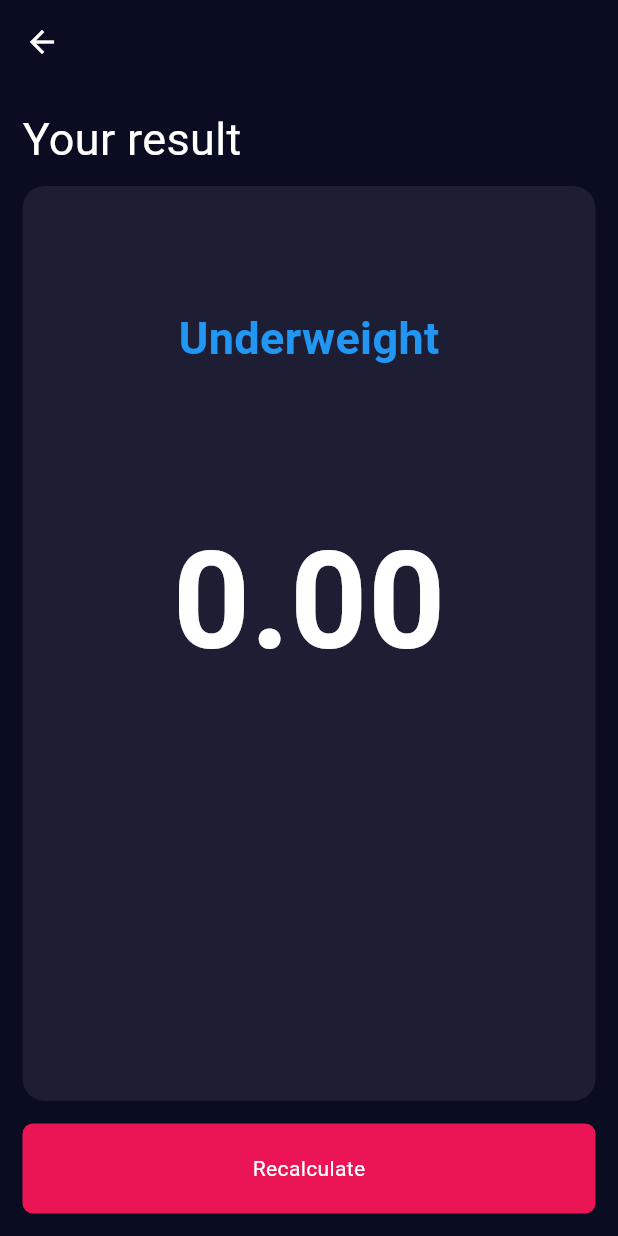
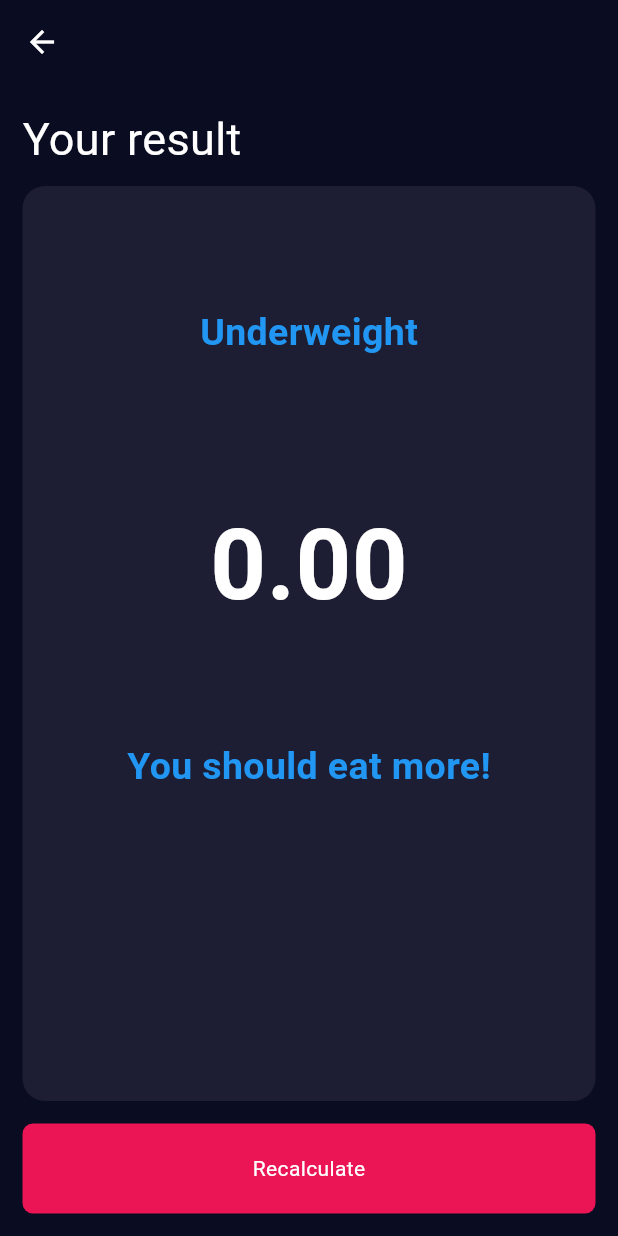
Before and after one commit to abka1rino/bmi_calculator, a Flutter app: the screen it shows after launch, after a tap on "Calculate", on a phone screen of 412 x 824 dp. Run offline on Flutter 3.47's test engine with Material 3 defaults, Android fonts, the phone set to English and light mode, and no system bars.

Commit message:
bmi statue model

```diff
--- /dev/null
+++ b/lib/Model/bmiStatue.dart
@@ -0,0 +1,7 @@
+import 'package:flutter/material.dart';
+
+class BmiStatueAndadvice {
+  String? statue;
+  String? advice;
+  Color? color;
+}
--- a/lib/pages/result_page.dart
+++ b/lib/pages/result_page.dart
@@ -1,3 +1,4 @@
+import 'package:bmi_calculator/Model/bmiStatue.dart';
 import 'package:bmi_calculator/constants/colors.dart';
 import 'package:bmi_calculator/services/bmi_statue.dart';
 import 'package:flutter/material.dart';
@@ -7,6 +8,7 @@ class ResultPage extends StatelessWidget {
   double bmi;
   @override
   Widget build(BuildContext context) {
+    BmiStatueAndadvice bmiStatueAndadvice = bmiStatue(bmi);
     return Scaffold(
       appBar: AppBar(
         backgroundColor: AppColor.primaryColor,
@@ -36,10 +38,10 @@ class ResultPage extends StatelessWidget {
                   children: [
                     SizedBox(height: 80),
                     Text(
-                      bmiStatue(bmi),
+                      bmiStatueAndadvice.statue!,
                       style: TextStyle(
-                        color: Colors.blue,
-                        fontSize: 30,
+                        color: bmiStatueAndadvice.color!,
+                        fontSize: 25,
                         fontWeight: FontWeight.bold,
                       ),
                     ),
@@ -48,7 +50,16 @@ class ResultPage extends StatelessWidget {
                       bmi.toStringAsFixed(2),
                       style: TextStyle(
                         color: Colors.white,
-                        fontSize: 90,
+                        fontSize: 65,
+                        fontWeight: FontWeight.bold,
+                      ),
+                    ),
+                    SizedBox(height: 70),
+                    Text(
+                      bmiStatueAndadvice.advice!,
+                      style: TextStyle(
+                        color: bmiStatueAndadvice.color!,
+                        fontSize: 25,
                         fontWeight: FontWeight.bold,
                       ),
                     ),
--- a/lib/services/bmi_statue.dart
+++ b/lib/services/bmi_statue.dart
@@ -1,11 +1,24 @@
-String bmiStatue(double bmi) {
+import 'package:bmi_calculator/Model/bmiStatue.dart';
+import 'package:flutter/material.dart';
+
+BmiStatueAndadvice bmiStatue(double bmi) {
+  BmiStatueAndadvice statueAndadvice = BmiStatueAndadvice();
   if (bmi < 18.5) {
-    return 'Underweight';
+    statueAndadvice.statue = 'Underweight';
+    statueAndadvice.advice = 'You should eat more!';
+    statueAndadvice.color = Colors.blue;
   } else if (bmi >= 18.5 && bmi < 24.9) {
-    return 'Normal weight';
+    statueAndadvice.statue = 'Normal';
+    statueAndadvice.advice = 'Keep it up!';
+    statueAndadvice.color = Colors.green;
   } else if (bmi >= 25 && bmi < 29.9) {
-    return 'Overweight';
+    statueAndadvice.statue = 'Overweight';
+    statueAndadvice.advice = 'You should exercise more!';
+    statueAndadvice.color = Colors.orange;
   } else {
-    return 'Obesity';
+    statueAndadvice.statue = 'Obese';
+    statueAndadvice.advice = 'You should see a doctor!';
+    statueAndadvice.color = Colors.red;
   }
+  return statueAndadvice;
 }
```
Also changed, not shown: pubspec.lock.
